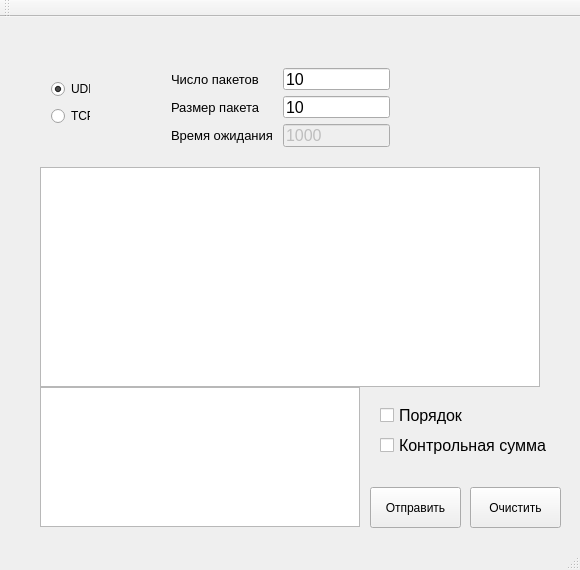
KvES13/Client, file mainwindow.ui: the form before one commit.
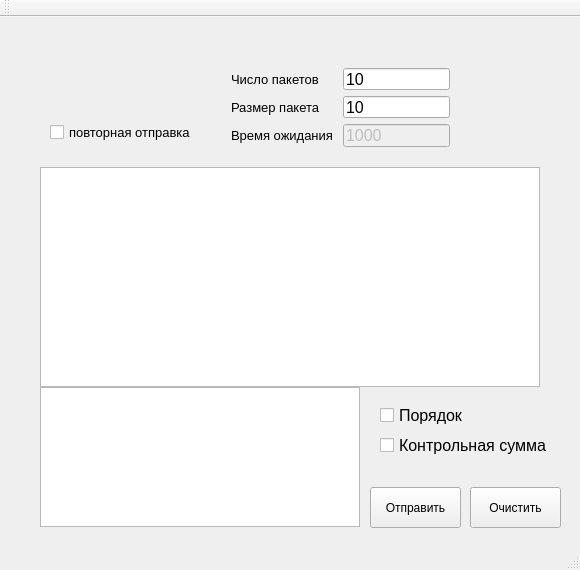
The form after the commit.

```diff
--- a/mainwindow.ui
+++ b/mainwindow.ui
@@ -141,7 +141,7 @@
    <widget class="QWidget" name="formLayoutWidget">
     <property name="geometry">
      <rect>
-      <x>160</x>
+      <x>220</x>
       <y>40</y>
       <width>241</width>
       <height>101</height>
@@ -228,34 +228,23 @@
      </item>
     </layout>
    </widget>
-   <widget class="QWidget" name="layoutWidget">
+   <widget class="QCheckBox" name="checkBox_Retry">
     <property name="geometry">
      <rect>
-      <x>40</x>
-      <y>50</y>
-      <width>61</width>
-      <height>71</height>
+      <x>50</x>
+      <y>90</y>
+      <width>141</width>
+      <height>51</height>
      </rect>
     </property>
-    <layout class="QVBoxLayout" name="verticalLayout">
-     <item>
-      <widget class="QRadioButton" name="radioButtonUdp">
-       <property name="text">
-        <string>UDP</string>
-       </property>
-       <property name="checked">
-        <bool>true</bool>
-       </property>
-      </widget>
-     </item>
-     <item>
-      <widget class="QRadioButton" name="radioButtonTcp">
-       <property name="text">
-        <string>TCP</string>
-       </property>
-      </widget>
-     </item>
-    </layout>
+    <property name="font">
+     <font>
+      <pointsize>10</pointsize>
+     </font>
+    </property>
+    <property name="text">
+     <string>повторная отправка</string>
+    </property>
    </widget>
   </widget>
   <widget class="QMenuBar" name="menuBar">
```
